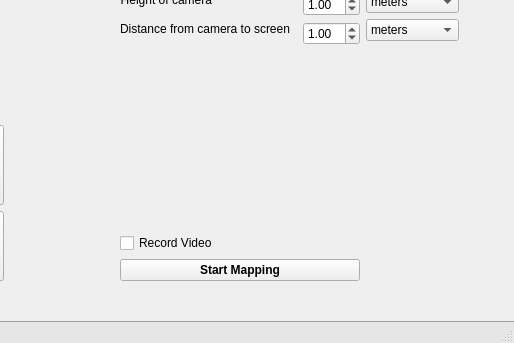
imlasky/LightMap, file LightMap/mainwindow.ui: the form before one commit; both pictures show x 263 to 777 and y 133 to 476 of the 777 by 476 pixel window.
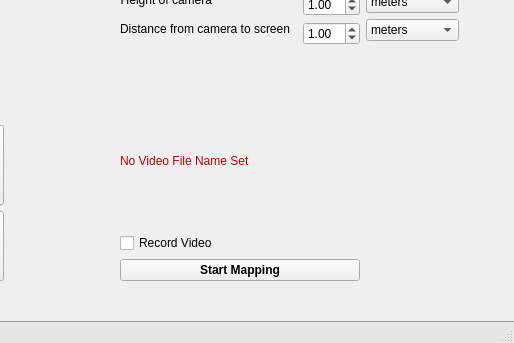
The form after the commit. Icons and pictures are not drawn.

Commit message: Added user interfaces.

What changed in the file:
```diff
--- a/LightMap/mainwindow.ui
+++ b/LightMap/mainwindow.ui
@@ -645,6 +645,50 @@
             </property>
            </spacer>
           </item>
+          <item>
+           <widget class="QLabel" name="label_video_file_path">
+            <property name="palette">
+             <palette>
+              <active>
+               <colorrole role="WindowText">
+                <brush brushstyle="SolidPattern">
+                 <color alpha="255">
+                  <red>177</red>
+                  <green>5</green>
+                  <blue>5</blue>
+                 </color>
+                </brush>
+               </colorrole>
+              </active>
+              <inactive>
+               <colorrole role="WindowText">
+                <brush brushstyle="SolidPattern">
+                 <color alpha="255">
+                  <red>177</red>
+                  <green>5</green>
+                  <blue>5</blue>
+                 </color>
+                </brush>
+               </colorrole>
+              </inactive>
+              <disabled>
+               <colorrole role="WindowText">
+                <brush brushstyle="SolidPattern">
+                 <color alpha="255">
+                  <red>120</red>
+                  <green>120</green>
+                  <blue>120</blue>
+                 </color>
+                </brush>
+               </colorrole>
+              </disabled>
+             </palette>
+            </property>
+            <property name="text">
+             <string>No Video File Name Set</string>
+            </property>
+           </widget>
+          </item>
           <item>
            <widget class="QCheckBox" name="check_box_record_video">
             <property name="focusPolicy">
```
Left out of the diff: 2 changed lines with no effect on the pictures. The commit also changes 1 other file.
